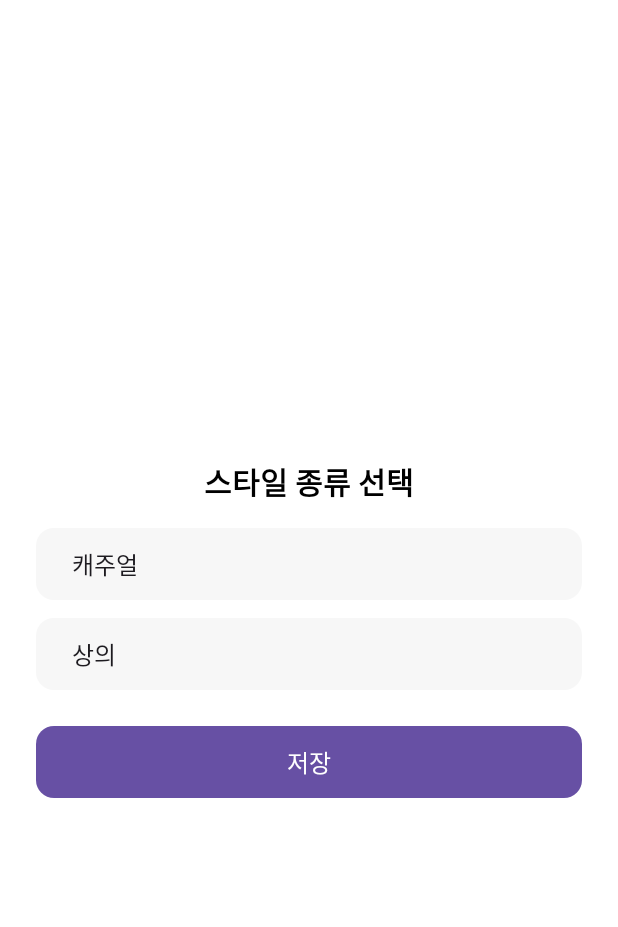
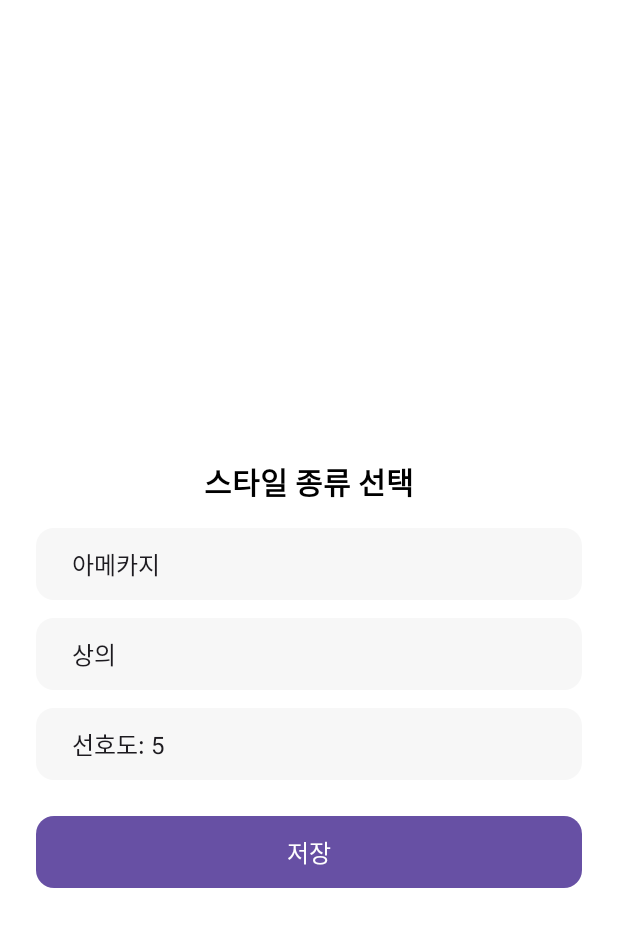
Before and after one commit to 0619-weonbin/weq, an Android app: the Style screen opened directly, with no data from a screen before it, on a phone screen of 412 x 824 dp. Shown: the top 927 px of the screen. Run offline under Robolectric (Android 15) with nearby library versions, the phone set to English and light mode, and no system bars; pictures from the network do not load; 1 statement that could not run was skipped.

Commit message:
add preference

```diff
--- a/app/src/main/java/com/example/myapplication123/MyDatabaseHelper.java
+++ b/app/src/main/java/com/example/myapplication123/MyDatabaseHelper.java
@@ -16,7 +16,7 @@ public class MyDatabaseHelper extends SQLiteOpenHelper {
     @Override
     public void onCreate(SQLiteDatabase db) {
         db.execSQL("CREATE TABLE IF NOT EXISTS clothes (id INTEGER PRIMARY KEY AUTOINCREMENT, " +
-                "style TEXT, type TEXT, image_url TEXT)");
+                "style TEXT, type TEXT, preference INTEGER, image_url TEXT)");
         //db.execSQL("INSERT INTO clothes (style, type) VALUES ('홍길동', '값1'), ('김철수', '값2')");
     }
 
--- a/app/src/main/java/com/example/myapplication123/Style.java
+++ b/app/src/main/java/com/example/myapplication123/Style.java
@@ -34,7 +34,7 @@ public class Style extends AppCompatActivity {
     private Uri photoUri;               // 저장된 사진의 Uri
     private File photoFile;             // 저장된 사진의 파일 객체
     //드롭다운 메뉴 관련
-    private Spinner spinnerStyle, spinnerType;
+    private Spinner spinnerStyle, spinnerType, spinnerPreference;
     private Button buttonSave;
 
     @Override
@@ -63,15 +63,21 @@ public class Style extends AppCompatActivity {
         // 스피너 참조erer
         spinnerStyle = findViewById(R.id.spinner_style);
         spinnerType = findViewById(R.id.spinner_type);
+        spinnerPreference = findViewById(R.id.spinner_preference);
         buttonSave = findViewById(R.id.button_save);
 
         // 항목 리스트 생성
-        String[] styleOptions = {"캐주얼", "스포티", "포멀"};
+        String[] styleOptions = {"아메카지", "스트릿", "미니멀", "캐주얼", "스포티/애슬레저", "걸리시",
+                "프레피룩", "빈티지", "레트로", "오피스룩 / 포멀룩", "노멀코어", "테크웨어", "댄디룩", "모던룩",
+                "내추럴룩", "보헤미안", "유니섹스", "힙스터 스타일", "멀티레이어드", "코리안 스트릿", "Y2K",
+                "케이팝 스타일", "룩북 스타일 / 인스타 감성룩"};
         String[] typeOptions = {"상의", "하의", "아우터"};
+        String[] preferenceOptions = {"선호도: 5", "선호도: 4", "선호도: 3", "선호도: 2", "선호도: 1"};
 
         // 어댑터 설정
         setUpSpinner(spinnerStyle, styleOptions);
         setUpSpinner(spinnerType, typeOptions);
+        setUpSpinner(spinnerPreference, preferenceOptions);
 
         //저장 버튼 (데베 저장) ***********************************************************************
         buttonSave.setOnClickListener(new View.OnClickListener() {
@@ -83,10 +89,14 @@ public class Style extends AppCompatActivity {
                     ContentValues values = new ContentValues();
                     values.put("style", spinnerStyle.getSelectedItem().toString());
                     values.put("type", spinnerType.getSelectedItem().toString());
+
+                    String preference = spinnerPreference.getSelectedItem().toString();
+                    values.put("preference", Integer.parseInt(preference.substring(
+                            preference.indexOf(":") + 1).trim()));
                     values.put("image_url", photoFile.getAbsolutePath()); //파일 path
                     long rowId = db.insert("clothes", null, values);
                 }
-                Toast.makeText(Style.this, "저장 완료", Toast.LENGTH_LONG).show();
+                Toast.makeText(Style.this, "저장완료", Toast.LENGTH_LONG).show();
                 finish();
             }
         });
--- a/app/src/main/res/layout/activity_style.xml
+++ b/app/src/main/res/layout/activity_style.xml
@@ -52,6 +52,16 @@
             android:paddingStart="16dp"
             android:paddingEnd="16dp" />
 
+        <!-- 드롭다운 메뉴: 선호도 -->
+        <Spinner
+            android:id="@+id/spinner_preference"
+            android:layout_width="match_parent"
+            android:layout_height="48dp"
+            android:layout_marginTop="12dp"
+            android:background="@drawable/spinner_background"
+            android:paddingStart="16dp"
+            android:paddingEnd="16dp" />
+
         <!-- 저장 버튼 -->
         <Button
             android:id="@+id/button_save"
```
